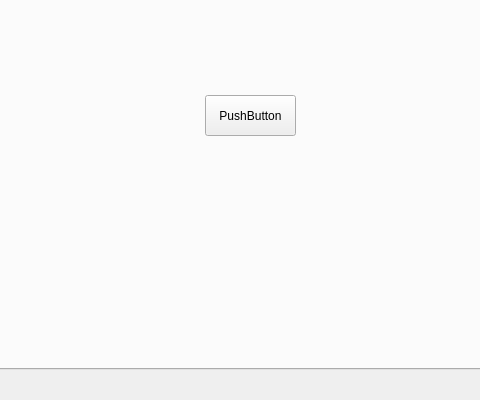
Above: UIMain.ui from chengli990412/HandWritingRecognition before the change; both pictures show x 337 to 817 and y 351 to 751 of the 929 by 751 pixel window. Below: the same form after it.
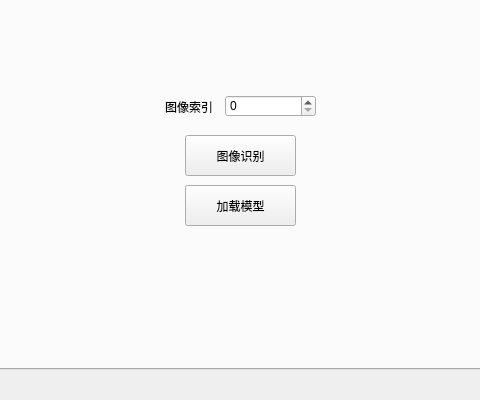
That is the form after the change.

Commit message: 版本：V1.0.0.8 1.补充识别功能，训练-识别流程基本完成

Patch:
```diff
--- a/UIMain.ui
+++ b/UIMain.ui
@@ -125,17 +125,56 @@
        <string/>
       </property>
      </widget>
-     <widget class="QPushButton" name="pushButton">
+     <widget class="QSpinBox" name="spinBox">
       <property name="geometry">
        <rect>
-        <x>250</x>
+        <x>270</x>
         <y>390</y>
         <width>91</width>
+        <height>22</height>
+       </rect>
+      </property>
+      <property name="maximum">
+       <number>59999</number>
+      </property>
+     </widget>
+     <widget class="QPushButton" name="pushButton_ImageRecognize">
+      <property name="geometry">
+       <rect>
+        <x>230</x>
+        <y>430</y>
+        <width>111</width>
         <height>41</height>
        </rect>
       </property>
       <property name="text">
-       <string>PushButton</string>
+       <string>图像识别</string>
+      </property>
+     </widget>
+     <widget class="QLabel" name="label_2">
+      <property name="geometry">
+       <rect>
+        <x>210</x>
+        <y>392</y>
+        <width>54</width>
+        <height>20</height>
+       </rect>
+      </property>
+      <property name="text">
+       <string>图像索引</string>
+      </property>
+     </widget>
+     <widget class="QPushButton" name="pushButton_LoadModel">
+      <property name="geometry">
+       <rect>
+        <x>230</x>
+        <y>480</y>
+        <width>111</width>
+        <height>41</height>
+       </rect>
+      </property>
+      <property name="text">
+       <string>加载模型</string>
       </property>
      </widget>
     </widget>
```
The commit also changes 2 other files.
